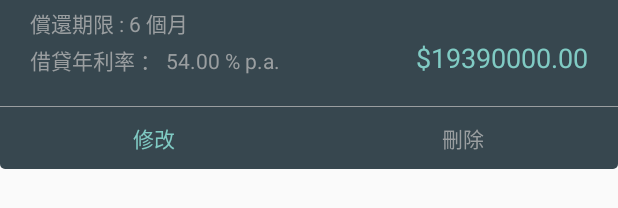
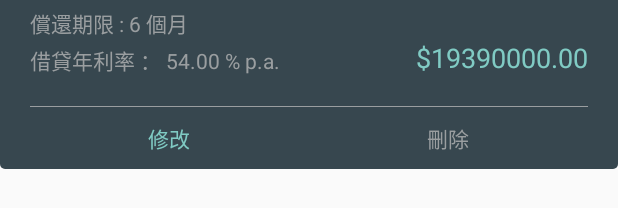
Before and after one commit to laibi0923/FalconCalcultor, an Android app: the layout aa_wish_item.xml on its own in the app's theme, with its tools: preview values and no code run, on a phone screen of 412 x 824 dp. Shown: the part 484-692 px from the top of the screen. Run offline under Robolectric (Android 15) with nearby library versions, the phone set to English and light mode, and no system bars.

Commit message:
update 251/1/2018

```diff
--- a/app/src/main/res/layout/aa_wish_item.xml
+++ b/app/src/main/res/layout/aa_wish_item.xml
@@ -96,13 +96,16 @@
 		android:orientation="vertical"
 		android:layout_width="match_parent"
 		android:layout_height="wrap_content"
-		android:background="@drawable/wishlist_bot_bg">
+		android:background="@drawable/wishlist_bot_bg"
+		android:paddingLeft="20dp"
+		android:paddingRight="20dp">
 
 		<LinearLayout
 			android:layout_height="wrap_content"
 			android:layout_width="match_parent"
 			android:orientation="horizontal"
-			android:padding="20dp">
+			android:paddingTop="20dp"
+			android:paddingBottom="20dp">
 
 			<LinearLayout
 				android:layout_height="wrap_content"
```
